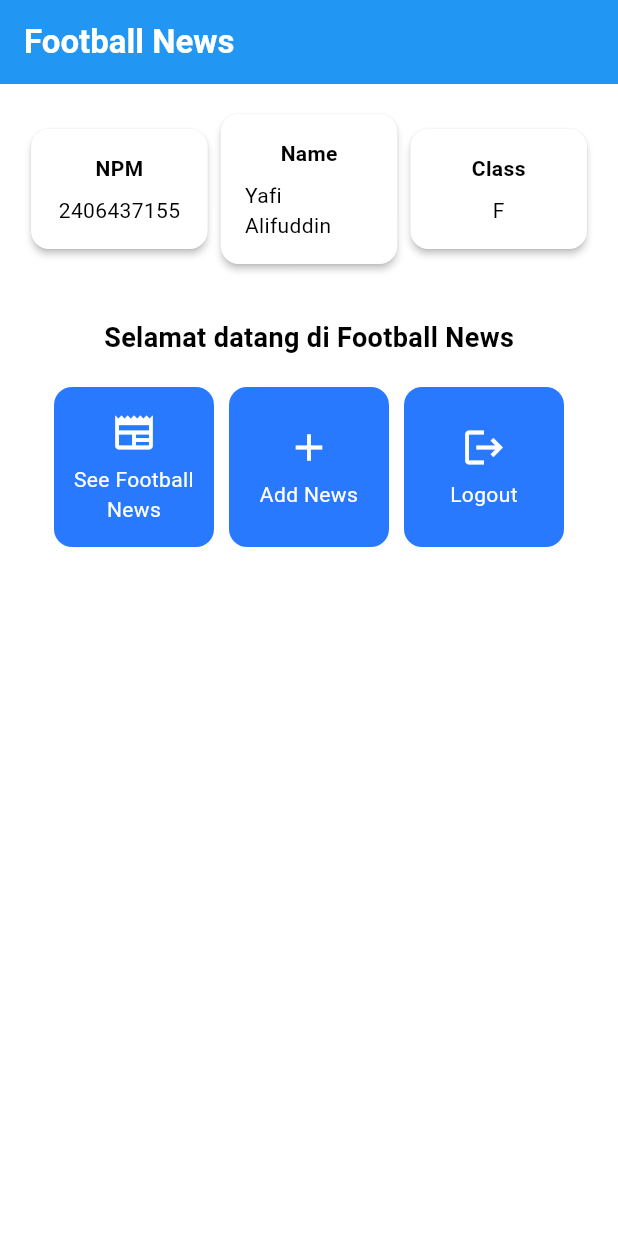
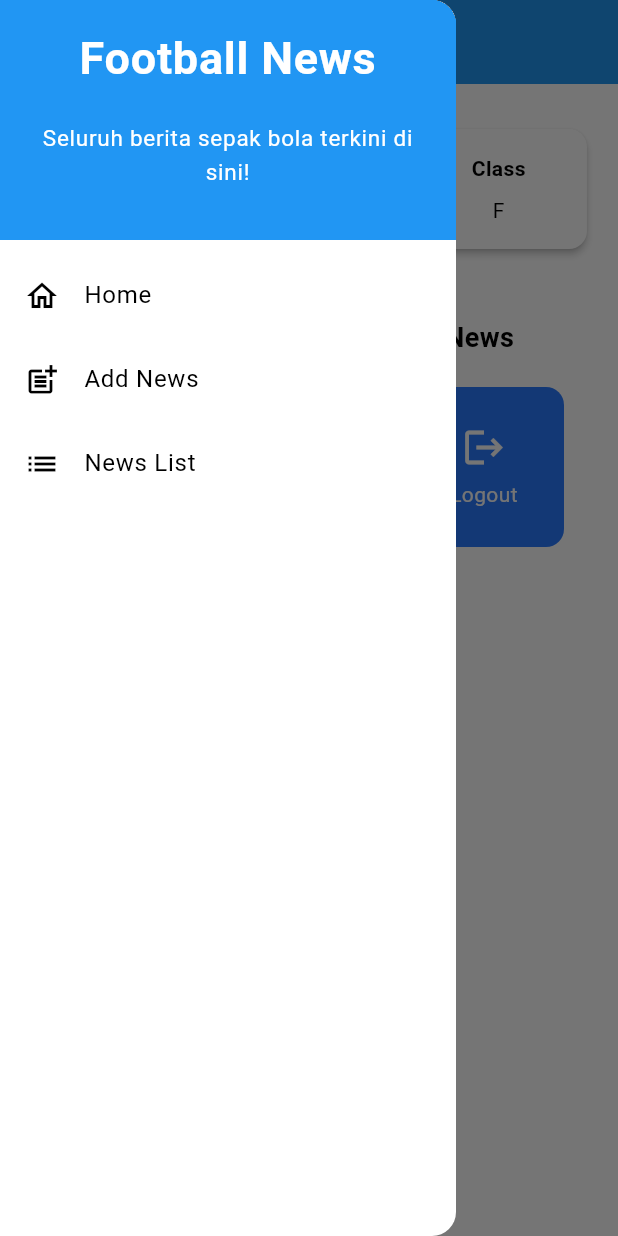
Before and after one commit to Yalifuddin/football-news-mobile, a Flutter app: the screen it shows after launch, with the side drawer open (before the commit the screen has no drawer), on a phone screen of 412 x 824 dp. Run offline on Flutter 3.47's test engine with Material 3 defaults, Android fonts, the phone set to English and light mode, and no system bars.

Commit message:
tutorial 7

```diff
--- a/lib/menu.dart
+++ b/lib/screens/menu.dart
@@ -1,4 +1,6 @@
 import 'package:flutter/material.dart';
+import 'package:football_news/widgets/left_drawer.dart';
+import 'package:football_news/widgets/news_card.dart';
 
 class MyHomePage extends StatelessWidget {
   MyHomePage({super.key});
@@ -22,17 +24,12 @@ class MyHomePage extends StatelessWidget {
         // Judul aplikasi "Football News" dengan teks putih dan tebal.
         title: const Text(
           'Football News',
-          style: TextStyle(
-            color: Colors.white,
-            fontWeight: FontWeight.bold,
-          ),
+          style: TextStyle(color: Colors.white, fontWeight: FontWeight.bold),
         ),
         // Warna latar belakang AppBar diambil dari skema warna tema aplikasi.
-        backgroundColor: Theme
-            .of(context)
-            .colorScheme
-            .primary,
+        backgroundColor: Theme.of(context).colorScheme.primary,
       ),
+      drawer: LeftDrawer(),
       // Body halaman dengan padding di sekelilingnya.
       body: Padding(
         padding: const EdgeInsets.all(16.0),
@@ -57,7 +54,6 @@ class MyHomePage extends StatelessWidget {
             Center(
               child: Column(
                 // Menyusun teks dan grid item secara vertikal.
-
                 children: [
                   // Menampilkan teks sambutan dengan gaya tebal dan ukuran 18.
                   const Padding(
@@ -99,8 +95,8 @@ class MyHomePage extends StatelessWidget {
 class InfoCard extends StatelessWidget {
   // Kartu informasi yang menampilkan title dan content.
 
-  final String title;  // Judul kartu.
-  final String content;  // Isi kartu.
+  final String title; // Judul kartu.
+  final String content; // Isi kartu.
 
   const InfoCard({super.key, required this.title, required this.content});
 
@@ -111,15 +107,14 @@ class InfoCard extends StatelessWidget {
       elevation: 2.0,
       child: Container(
         // Mengatur ukuran dan jarak di dalam kartu.
-        width: MediaQuery.of(context).size.width / 3.5, // menyesuaikan dengan lebar device yang digunakan.
+        width:
+            MediaQuery.of(context).size.width /
+            3.5, // menyesuaikan dengan lebar device yang digunakan.
         padding: const EdgeInsets.all(16.0),
         // Menyusun title dan content secara vertikal.
         child: Column(
           children: [
-            Text(
-              title,
-              style: const TextStyle(fontWeight: FontWeight.bold),
-            ),
+            Text(title, style: const TextStyle(fontWeight: FontWeight.bold)),
             const SizedBox(height: 8.0),
             Text(content),
           ],
@@ -135,56 +130,3 @@ class ItemHomepage {
 
   ItemHomepage(this.name, this.icon);
 }
-
-class ItemCard extends StatelessWidget {
-  // Menampilkan kartu dengan ikon dan nama.
-
-  final ItemHomepage item;
-
-  const ItemCard(this.item, {super.key});
-
-  @override
-  Widget build(BuildContext context) {
-    return Material(
-      // Menentukan warna latar belakang dari tema aplikasi.
-      color: Theme.of(context).colorScheme.secondary,
-      // Membuat sudut kartu melengkung.
-      borderRadius: BorderRadius.circular(12),
-
-      child: InkWell(
-        // Aksi ketika kartu ditekan.
-        onTap: () {
-          // Menampilkan pesan SnackBar saat kartu ditekan.
-          ScaffoldMessenger.of(context)
-            ..hideCurrentSnackBar()
-            ..showSnackBar(
-                SnackBar(content: Text("Kamu telah menekan tombol ${item.name}!"))
-            );
-        },
-        // Container untuk menyimpan Icon dan Text
-        child: Container(
-          padding: const EdgeInsets.all(8),
-          child: Center(
-            child: Column(
-              // Menyusun ikon dan teks di tengah kartu.
-              mainAxisAlignment: MainAxisAlignment.center,
-              children: [
-                Icon(
-                  item.icon,
-                  color: Colors.white,
-                  size: 30.0,
-                ),
-                const Padding(padding: EdgeInsets.all(3)),
-                Text(
-                  item.name,
-                  textAlign: TextAlign.center,
-                  style: const TextStyle(color: Colors.white),
-                ),
-              ],
-            ),
-          ),
-        ),
-      ),
-    );
-  }
-}
--- /dev/null
+++ b/lib/widgets/left_drawer.dart
@@ -0,0 +1,82 @@
+import 'package:flutter/material.dart';
+import 'package:football_news/screens/menu.dart';
+// Impor halaman NewsFormPage
+import 'package:football_news/screens/newslist_form.dart';
+
+class LeftDrawer extends StatelessWidget {
+  const LeftDrawer({super.key});
+
+  @override
+  Widget build(BuildContext context) {
+    return Drawer(
+      child: ListView(
+        children: [
+          // Bagian drawer header
+          const DrawerHeader(
+            decoration: BoxDecoration(color: Colors.blue),
+            child: Column(
+              children: [
+                Text(
+                  'Football News',
+                  textAlign: TextAlign.center,
+                  style: TextStyle(
+                    fontSize: 30,
+                    fontWeight: FontWeight.bold,
+                    color: Colors.white,
+                  ),
+                ),
+                Padding(padding: EdgeInsets.all(10)),
+                Text(
+                  "Seluruh berita sepak bola terkini di sini!",
+                  // Tambahkan gaya teks dengan center alignment, font ukuran 15, warna putih, dan weight biasa
+                  textAlign: TextAlign.center,
+                  style: TextStyle(
+                    fontSize: 15,
+                    color: Colors.white,
+                    fontWeight: FontWeight.normal,
+                  ),
+                ),
+              ],
+            ),
+          ),
+
+          // Bagian routing
+          ListTile(
+            leading: const Icon(Icons.home_outlined),
+            title: const Text('Home'),
+            // Bagian redirection ke MyHomePage
+            onTap: () {
+              Navigator.pushReplacement(
+                context,
+                MaterialPageRoute(builder: (context) => MyHomePage()),
+              );
+            },
+          ),
+
+          ListTile(
+            leading: const Icon(Icons.post_add),
+            title: const Text('Add News'),
+            // Bagian redirection ke NewsFormPage
+            onTap: () {
+              /*
+              TODO: Buatlah routing ke NewsFormPage di sini,
+              setelah halaman NewsFormPage sudah dibuat.
+              */
+              Navigator.pushReplacement(
+                context,
+                MaterialPageRoute(builder: (context) => NewsFormPage()),
+              );
+            },
+          ),
+
+          // Buat ListTile baru untuk ke halaman melihat news
+          ListTile(
+            leading: const Icon(Icons.list),
+            title: const Text('News List'),
+            onTap: () {},
+          ),
+        ],
+      ),
+    );
+  }
+}
--- /dev/null
+++ b/lib/widgets/news_card.dart
@@ -0,0 +1,61 @@
+import 'package:flutter/material.dart';
+import 'package:football_news/screens/newslist_form.dart';
+import 'package:football_news/screens/menu.dart';
+
+class ItemCard extends StatelessWidget {
+  // Menampilkan kartu dengan ikon dan nama.
+
+  final ItemHomepage item;
+
+  const ItemCard(this.item, {super.key});
+
+  @override
+  Widget build(BuildContext context) {
+    return Material(
+      // Menentukan warna latar belakang dari tema aplikasi.
+      color: Theme.of(context).colorScheme.secondary,
+      // Membuat sudut kartu melengkung.
+      borderRadius: BorderRadius.circular(12),
+
+      child: InkWell(
+        // Aksi ketika kartu ditekan.
+        onTap: () {
+          // Menampilkan pesan SnackBar saat kartu ditekan.
+          ScaffoldMessenger.of(context)
+            ..hideCurrentSnackBar()
+            ..showSnackBar(
+              SnackBar(
+                content: Text("Kamu telah menekan tombol ${item.name}!"),
+              ),
+            );
+          if (item.name == "Tambah Berita") {
+            // Gunakan Navigator.push untuk melakukan navigasi ke MaterialPageRoute yang mencakup NewsFormPage.
+            Navigator.push(
+              context,
+              MaterialPageRoute(builder: (context) => NewsFormPage()),
+            );
+          }
+        },
+        // Container untuk menyimpan Icon dan Text
+        child: Container(
+          padding: const EdgeInsets.all(8),
+          child: Center(
+            child: Column(
+              // Menyusun ikon dan teks di tengah kartu.
+              mainAxisAlignment: MainAxisAlignment.center,
+              children: [
+                Icon(item.icon, color: Colors.white, size: 30.0),
+                const Padding(padding: EdgeInsets.all(3)),
+                Text(
+                  item.name,
+                  textAlign: TextAlign.center,
+                  style: const TextStyle(color: Colors.white),
+                ),
+              ],
+            ),
+          ),
+        ),
+      ),
+    );
+  }
+}
```
Also changed, not shown: lib/main.dart (+4 -3 lines), lib/screens/newslist_form.dart (added, +214 -0 lines).
